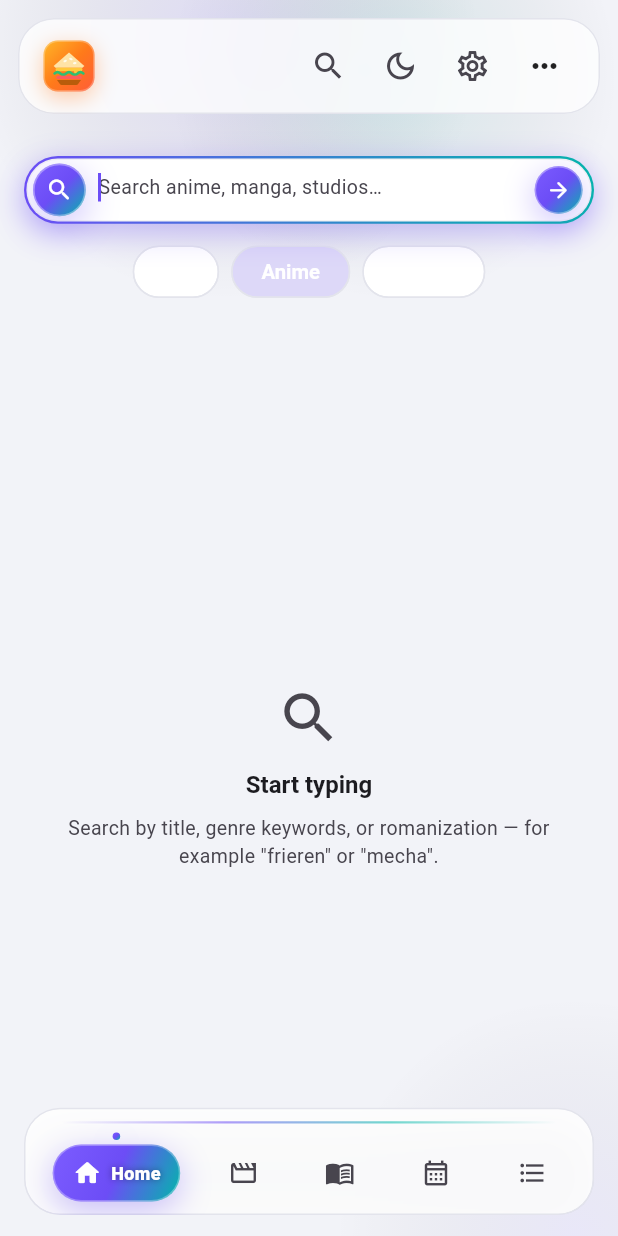
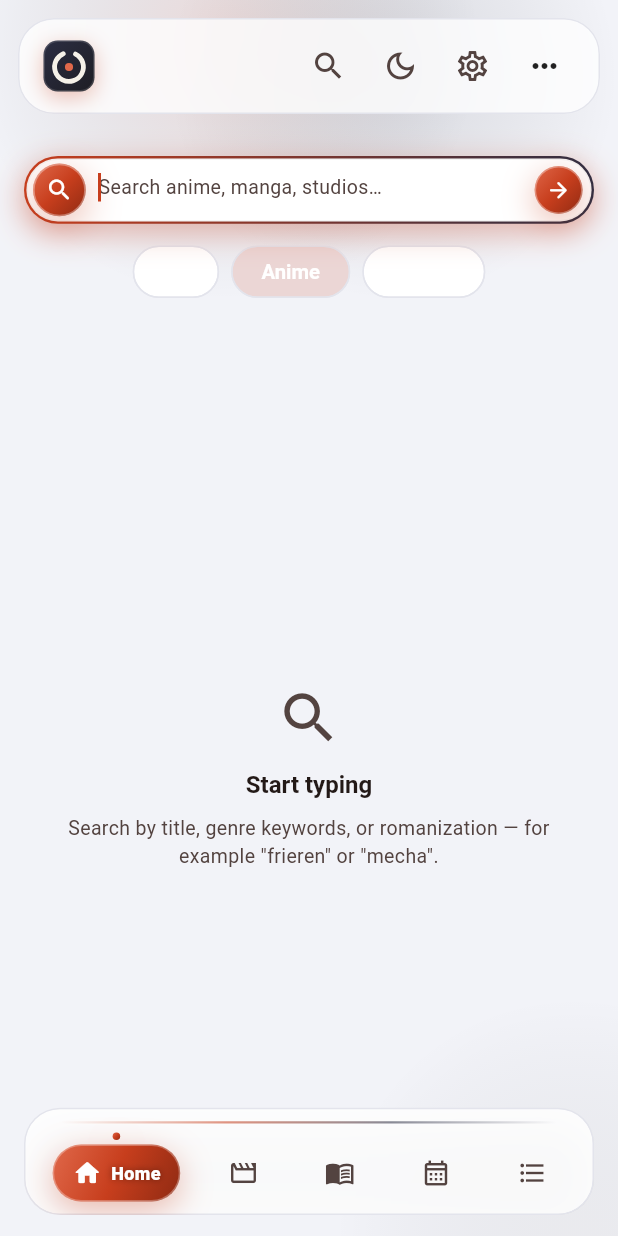
Before and after one commit to sleepy-shan/Default-Project, a Flutter app: the screen it shows after launch, after a tap on the "search" icon, on a phone screen of 412 x 824 dp. Run offline on Flutter 3.47's test engine with Material 3 defaults, Android fonts, the phone set to English and light mode, and no system bars; our stand-ins replace flutter_riverpod, go_router, shared_preferences; network calls fail.

Commit message:
change the name color and logo

```diff
--- a/lib/app.dart
+++ b/lib/app.dart
@@ -7,8 +7,8 @@ import 'state/settings_controller.dart';
 import 'ui/router/app_router.dart';
 
 /// Root widget: wires theming and routing together.
-class SandwichApp extends ConsumerWidget {
-  const SandwichApp({super.key});
+class IkigaiApp extends ConsumerWidget {
+  const IkigaiApp({super.key});
 
   @override
   Widget build(BuildContext context, WidgetRef ref) {
@@ -18,7 +18,7 @@ class SandwichApp extends ConsumerWidget {
     final accent = ref.watch(accentControllerProvider);
 
     return MaterialApp.router(
-      title: 'Sandwich',
+      title: 'Ikigai',
       debugShowCheckedModeBanner: false,
       routerConfig: router,
       theme: AppTheme.light(accent),
--- a/lib/core/theme/app_theme.dart
+++ b/lib/core/theme/app_theme.dart
@@ -5,33 +5,33 @@ import 'design_tokens.dart';
 
 /// Light and dark [ThemeData] built from the design tokens.
 ///
-/// Signature look — "Aurora glass":
-/// * Deep-space tinted backgrounds with violet/teal aurora glows (painted
+/// Signature look — "Ink wash":
+/// * Warm ink-tinted backgrounds with ember/ink aurora glows (painted
 ///   by [AppShell] behind the content).
 /// * 16-24px rounded cards with soft shadows + hairline borders.
 /// * Pill navigation with glowing indicator.
 /// * Fade+slide page transitions and a slim rounded scrollbar so every
 ///   scroll feels smooth.
 abstract final class AppTheme {
-  static ThemeData light([AppAccent accent = AppAccent.violet]) =>
+  static ThemeData light([AppAccent accent = AppAccent.vermilion]) =>
       _base(Brightness.light, accent);
-  static ThemeData dark([AppAccent accent = AppAccent.violet]) =>
+  static ThemeData dark([AppAccent accent = AppAccent.vermilion]) =>
       _base(Brightness.dark, accent);
 
   static ThemeData _base(Brightness brightness, AppAccent accent) {
     final bool isDark = brightness == Brightness.dark;
-    // Violet keeps the legacy primary values so the signature look is
+    // Vermilion keeps the signature primary values so the Ikigai look is
     // unchanged; other accents use the accessible M3 tonal primary derived
     // from the seed (white-on-primary contrast guaranteed by fromSeed).
     final seeded = ColorScheme.fromSeed(
       seedColor: accent.seed,
       brightness: brightness,
     );
-    final ColorScheme scheme = accent == AppAccent.violet
+    final ColorScheme scheme = accent == AppAccent.vermilion
         ? seeded.copyWith(
             primary: isDark ? Tokens.brandDark : Tokens.brand,
             secondary: Tokens.accent,
-            tertiary: const Color(0xFF7C5CFF),
+            tertiary: const Color(0xFF8A8378),
             surface: isDark
                 ? const Color(0xFF141724)
                 : const Color(0xFFF7F7FB),
--- a/lib/core/theme/design_tokens.dart
+++ b/lib/core/theme/design_tokens.dart
@@ -1,6 +1,6 @@
 import 'package:flutter/material.dart';
 
-/// Design tokens for the Sandwich app.
+/// Design tokens for the Ikigai app.
 ///
 /// Every visual decision (color, spacing, radius, typography, duration,
 /// breakpoint) is defined here so screens and components stay consistent
@@ -62,11 +62,13 @@ abstract final class Tokens {
   static const Curve curveSnap = Curves.easeOutBack;
 
   // ---------------------------------------------------------------------
-  // Brand palette
+  // Brand palette — Ikigai "Ink + Vermilion" (wabi-sabi minimal)
   // ---------------------------------------------------------------------
-  static const Color brand = Color(0xFF6C4DF6); // violet
-  static const Color brandDark = Color(0xFF8E74FF);
-  static const Color accent = Color(0xFF00B8A9); // teal
+  static const Color brand = Color(0xFFC73E1D); // shu-iro vermilion
+  static const Color brandDark = Color(0xFFE0684A); // vermilion for dark bg
+  static const Color accent = Color(0xFF2B2D42); // sumi ink
+  static const Color paper = Color(0xFFF5F1E8); // warm washi paper
+  static const Color ink = Color(0xFF1E1E24); // deep sumi
   static const Color like = Color(0xFFE54666); // score / heart
   static const Color success = Color(0xFF21A179);
   static const Color warning = Color(0xFFF4A62A);
@@ -83,20 +85,20 @@ abstract final class Tokens {
   // Signature gradients / surfaces (the "unique" look)
   // ---------------------------------------------------------------------
   static const LinearGradient brandGradient = LinearGradient(
-    colors: [Color(0xFF7C5CFF), Color(0xFF6C4DF6), Color(0xFF00B8A9)],
+    colors: [Color(0xFFE0684A), Color(0xFFC73E1D), Color(0xFF8F2A12)],
     begin: Alignment.topLeft,
     end: Alignment.bottomRight,
   );
   static const LinearGradient heroGradient = LinearGradient(
-    colors: [Color(0xFF1B1440), Color(0xFF0B0D14)],
+    colors: [Color(0xFF241311), Color(0xFF0B0D14)],
     begin: Alignment.topCenter,
     end: Alignment.bottomCenter,
   );
-  static const RadialGradient auroraViolet = RadialGradient(
-    colors: [Color(0x557C5CFF), Color(0x00000000)],
+  static const RadialGradient auroraEmber = RadialGradient(
+    colors: [Color(0x55C73E1D), Color(0x00000000)],
   );
-  static const RadialGradient auroraTeal = RadialGradient(
-    colors: [Color(0x4400B8A9), Color(0x00000000)],
+  static const RadialGradient auroraInk = RadialGradient(
+    colors: [Color(0x442B2D42), Color(0x00000000)],
   );
 
   static List<BoxShadow> cardShadow(Brightness brightness) {
@@ -105,7 +107,7 @@ abstract final class Tokens {
       BoxShadow(
         color: isDark
             ? Colors.black.withValues(alpha: 0.45)
-            : const Color(0xFF1B1440).withValues(alpha: 0.10),
+            : const Color(0xFF241311).withValues(alpha: 0.10),
         blurRadius: 24,
         offset: const Offset(0, 12),
       ),
@@ -126,19 +128,37 @@ abstract final class Tokens {
 /// The seed drives `ColorScheme.fromSeed`, so light/dark contrast (primary
 /// vs onPrimary, surface text) stays accessible for every choice — screens
 /// must use `scheme.primary / onSurface / onSurfaceVariant` instead of
-/// hardcoding the old violet.
+/// hardcoding the old vermilion.
 enum AppAccent {
-  violet('Violet', Color(0xFF6C4DF6)),
-  teal('Teal', Color(0xFF00B8A9)),
-  rose('Rose', Color(0xFFE54666)),
-  amber('Amber', Color(0xFFF4A62A)),
-  sky('Sky', Color(0xFF2D9CDB)),
-  mint('Mint', Color(0xFF21A179));
+  vermilion('Vermilion', Color(0xFFC73E1D)),
+  ink('Ink', Color(0xFF2B2D42)),
+  stone('Stone', Color(0xFF8A8378)),
+  sage('Sage', Color(0xFF7D8C6F)),
+  indigo('Indigo', Color(0xFF3E4E8A)),
+  clay('Clay', Color(0xFFB65C38));
 
   const AppAccent(this.label, this.seed);
 
   final String label;
   final Color seed;
+
+  /// Resolves a stored accent name, migrating pre-Ikigai values.
+  static AppAccent fromName(String? name, {AppAccent fallback = AppAccent.vermilion}) {
+    if (name == null || name.isEmpty) return fallback;
+    for (final accent in AppAccent.values) {
+      if (accent.name == name) return accent;
+    }
+    // Pre-rebrand (Sandwich) accents → closest Ikigai equivalent.
+    return switch (name) {
+      'violet' => AppAccent.vermilion,
+      'teal' => AppAccent.sage,
+      'rose' => AppAccent.clay,
+      'amber' => AppAccent.vermilion,
+      'sky' => AppAccent.indigo,
+      'mint' => AppAccent.sage,
+      _ => fallback,
+    };
+  }
 }
 
 /// Typography scale. The app uses the platform font stack (system-ui /
--- a/lib/data/repositories/auth_repository.dart
+++ b/lib/data/repositories/auth_repository.dart
@@ -86,8 +86,11 @@ class AniListAuthRepository implements AuthRepository {
     : _client = client ?? AniListClient(),
       _ownsClient = client == null;
 
-  static const String tokenKey = 'sandwich.anilist.token';
-  static const String userKey = 'sandwich.anilist.user';
+  static const String tokenKey = 'ikigai.anilist.token';
+  static const String userKey = 'ikigai.anilist.user';
+  // Pre-rebrand keys — read once for migration, new writes use ikigai.*.
+  static const String legacyTokenKey = 'sandwich.anilist.token';
+  static const String legacyUserKey = 'sandwich.anilist.user';
 
   final SharedPreferences _prefs;
   final AniListClient _client;
@@ -141,6 +144,8 @@ class AniListAuthRepository implements AuthRepository {
     _user = null;
     await _prefs.remove(tokenKey);
     await _prefs.remove(userKey);
+    await _prefs.remove(legacyTokenKey);
+    await _prefs.remove(legacyUserKey);
     if (!_controller.isClosed) _controller.add(null);
   }
 
@@ -148,7 +153,8 @@ class AniListAuthRepository implements AuthRepository {
   Future<void> restore() async {
     if (_restored) return;
     _restored = true;
-    _token = _prefs.getString(tokenKey);
+    _token =
+        _prefs.getString(tokenKey) ?? _prefs.getString(legacyTokenKey);
     _user = _cachedUser();
     if (_token == null || _token!.isEmpty) {
       _token = null;
@@ -173,7 +179,8 @@ class AniListAuthRepository implements AuthRepository {
   }
 
   AuthUser? _cachedUser() {
-    final raw = _prefs.getString(userKey);
+    final raw =
+        _prefs.getString(userKey) ?? _prefs.getString(legacyUserKey);
     if (raw == null || raw.isEmpty) return null;
     try {
       final decoded = jsonDecode(raw);
--- a/lib/data/repositories/tracking_repository.dart
+++ b/lib/data/repositories/tracking_repository.dart
@@ -62,7 +62,8 @@ abstract interface class TrackingRepository {
 class LocalTrackingRepository implements TrackingRepository {
   LocalTrackingRepository(this._prefs);
 
-  static const String _storageKey = 'sandwich.tracking.v1';
+  static const String _storageKey = 'ikigai.tracking.v1';
+  static const String _legacyStorageKey = 'sandwich.tracking.v1';
 
   final SharedPreferences _prefs;
   final _controller = StreamController<List<MediaEntry>>.broadcast();
@@ -231,7 +232,8 @@ class LocalTrackingRepository implements TrackingRepository {
   }
 
   List<MediaEntry> _readAll() {
-    final raw = _prefs.getString(_storageKey);
+    final raw =
+        _prefs.getString(_storageKey) ?? _prefs.getString(_legacyStorageKey);
     if (raw == null || raw.isEmpty) return [];
     try {
       final decoded = jsonDecode(raw);
--- a/lib/main.dart
+++ b/lib/main.dart
@@ -27,7 +27,7 @@ Future<void> main() async {
   runApp(
     ProviderScope(
       overrides: [sharedPreferencesProvider.overrideWithValue(prefs)],
-      child: const SandwichApp(),
+      child: const IkigaiApp(),
     ),
   );
 }
--- a/lib/state/settings_controller.dart
+++ b/lib/state/settings_controller.dart
@@ -10,13 +10,15 @@ enum ThemePreference { system, light, dark }
 
 /// Loads/stores app-level preferences (theme + accent color).
 class SettingsController extends Notifier<ThemePreference> {
-  static const _themeKey = 'sandwich.theme';
+  static const _themeKey = 'ikigai.theme';
+  static const _legacyThemeKey = 'sandwich.theme';
 
   SharedPreferences get _prefs => ref.read(sharedPreferencesProvider);
 
   @override
   ThemePreference build() {
-    final stored = _prefs.getString(_themeKey);
+    final stored =
+        _prefs.getString(_themeKey) ?? _prefs.getString(_legacyThemeKey);
     return ThemePreference.values.firstWhere(
       (p) => p.name == stored,
       orElse: () => ThemePreference.system,
@@ -40,17 +42,16 @@ class SettingsController extends Notifier<ThemePreference> {
 
 /// Accent color preference, persisted separately so theme + color compose.
 class AccentController extends Notifier<AppAccent> {
-  static const _accentKey = 'sandwich.accent';
+  static const _accentKey = 'ikigai.accent';
+  static const _legacyAccentKey = 'sandwich.accent';
 
   SharedPreferences get _prefs => ref.read(sharedPreferencesProvider);
 
   @override
   AppAccent build() {
-    final stored = _prefs.getString(_accentKey);
-    return AppAccent.values.firstWhere(
-      (a) => a.name == stored,
-      orElse: () => AppAccent.violet,
-    );
+    final stored =
+        _prefs.getString(_accentKey) ?? _prefs.getString(_legacyAccentKey);
+    return AppAccent.fromName(stored);
   }
 
   Future<void> setAccent(AppAccent accent) async {
--- a/lib/ui/components/app_logo.dart
+++ b/lib/ui/components/app_logo.dart
@@ -1,13 +1,14 @@
+import 'dart:math' as math;
+
 import 'package:flutter/material.dart';
 
 import '../../core/theme/design_tokens.dart';
 
-/// Sandwich brand mark.
+/// Ikigai brand mark.
 ///
-/// Concept: a stacked sandwich — golden top bread with sesame, dripping
-/// cheese, wavy lettuce, tomato slice and a thick bottom bread — on a warm
-/// amber-to-ember gradient tile. Rendered as vector so it stays crisp at
-/// any size and in both themes. No image asset required.
+/// Concept: a minimalist ensō — a single ink brush ring with a small
+/// vermilion core — on a deep sumi tile. Rendered as vector so it stays
+/// crisp at any size and in both themes. No image asset required.
 class AppLogo extends StatelessWidget {
   const AppLogo({
     this.size = 36,
@@ -57,13 +58,12 @@ class _Wordmark extends StatelessWidget {
   @override
   Widget build(BuildContext context) {
     final theme = Theme.of(context);
-    final isDark = theme.brightness == Brightness.dark;
     return Column(
       mainAxisSize: MainAxisSize.min,
       crossAxisAlignment: CrossAxisAlignment.start,
       children: [
         Text(
-          'Sandwich',
+          'Ikigai',
           style: TextStyle(
             fontSize: 18 * scale,
             fontWeight: FontWeight.w800,
@@ -79,13 +79,11 @@ class _Wordmark extends StatelessWidget {
             vertical: 2 * scale,
           ),
           decoration: BoxDecoration(
-            gradient: const LinearGradient(
-              colors: [Tokens.brand, Tokens.accent],
-            ),
+            color: Tokens.brand,
             borderRadius: BorderRadius.circular(Tokens.radiusPill),
           ),
           child: Text(
-            isDark ? 'DISCOVER • TRACK' : 'ANIME • MANGA',
+            'ANIME • MANGA',
             style: TextStyle(
               fontSize: 8.5 * scale,
               fontWeight: FontWeight.w800,
@@ -112,125 +110,59 @@ class _LogoMark extends StatelessWidget {
       height: size,
       decoration: BoxDecoration(
         gradient: const LinearGradient(
-          colors: [Color(0xFFFFB627), Color(0xFFFF7A1A), Color(0xFFFF5C38)],
+          colors: [Color(0xFF2B2D42), Color(0xFF1E1E24)],
           begin: Alignment.topLeft,
           end: Alignment.bottomRight,
         ),
         borderRadius: BorderRadius.circular(size * 0.28),
         boxShadow: [
           BoxShadow(
-            color: const Color(0xFFFF7A1A).withValues(alpha: 0.38),
+            color: Tokens.brand.withValues(alpha: 0.32),
             blurRadius: size * 0.35,
             offset: Offset(0, size * 0.12),
           ),
         ],
         border: Border.all(
-          color: Colors.white.withValues(alpha: 0.25),
+          color: Colors.white.withValues(alpha: 0.14),
           width: 1,
         ),
       ),
-      child: CustomPaint(painter: _SandwichPainter()),
+      child: CustomPaint(painter: _EnsoPainter()),
     );
   }
 }
 
-/// Paints the stacked sandwich: top bread + sesame, cheese, lettuce wave,
-/// tomato slice and bottom bread.
-class _SandwichPainter extends CustomPainter {
+/// Paints a minimalist ensō ring with a vermilion core.
+class _EnsoPainter extends CustomPainter {
   @override
   void paint(Canvas canvas, Size size) {
     final w = size.width;
     final h = size.height;
+    final center = Offset(w * 0.5, h * 0.52);
+    final radius = w * 0.30;
 
-    // Top bread: golden triangle with a flat base.
-    final breadPaint = Paint()..color = const Color(0xFFFFE3A6);
-    final topBread = Path()
-      ..moveTo(w * 0.18, h * 0.50)
-      ..lineTo(w * 0.50, h * 0.22)
-      ..lineTo(w * 0.82, h * 0.50)
-      ..lineTo(w * 0.78, h * 0.535)
-      ..lineTo(w * 0.22, h * 0.535)
-      ..close();
-    canvas.drawPath(topBread, breadPaint);
-
-    // Sesame seeds.
-    final sesamePaint = Paint()..color = const Color(0xFFFFFBEC);
-    for (final s in [
-      (0.42, 0.395, -0.4),
-      (0.54, 0.355, 0.3),
-      (0.62, 0.44, -0.2),
-    ]) {
-      canvas.save();
-      canvas.translate(w * s.$1, h * s.$2);
-      canvas.rotate(s.$3);
-      canvas.drawOval(
-        Rect.fromCenter(
-          center: Offset.zero,
-          width: w * 0.075,
-          height: h * 0.045,
-        ),
-        sesamePaint,
-      );
-      canvas.restore();
-    }
-
-    // Cheese slice with a drip.
-    final cheesePaint = Paint()..color = const Color(0xFFFFC93C);
-    canvas.drawRRect(
-      RRect.fromRectAndRadius(
-        Rect.fromLTWH(w * 0.22, h * 0.535, w * 0.56, h * 0.075),
-        Radius.circular(w * 0.035),
-      ),
-      cheesePaint,
-    );
-    final drip = Path()
-      ..moveTo(w * 0.60, h * 0.605)
-      ..lineTo(w * 0.68, h * 0.605)
-      ..lineTo(w * 0.66, h * 0.675)
-      ..quadraticBezierTo(w * 0.64, h * 0.70, w * 0.62, h * 0.675)
-      ..close();
-    canvas.drawPath(drip, cheesePaint);
-
-    // Lettuce: wavy green stroke.
-    final lettucePaint = Paint()
-      ..color = const Color(0xFF2FBF71)
+    // Ensō ring: warm paper stroke with a gap (brush lift) at lower-right.
+    final ringPaint = Paint()
+      ..color = const Color(0xFFF5F1E8)
       ..style = PaintingStyle.stroke
-      ..strokeWidth = w * 0.055
+      ..strokeWidth = w * 0.10
       ..strokeCap = StrokeCap.round;
-    final lettuce = Path()..moveTo(w * 0.20, h * 0.655);
-    const bumps = 5;
-    final span = w * 0.60 / bumps;
-    for (var i = 0; i < bumps; i++) {
-      final x = w * 0.20 + span * i;
-      lettuce.quadraticBezierTo(
-        x + span / 2,
-        h * (i.isEven ? 0.605 : 0.705),
-        x + span,
-        h * 0.655,
-      );
-    }
-    canvas.drawPath(lettuce, lettucePaint);
-
-    // Tomato slice.
-    canvas.drawRRect(
-      RRect.fromRectAndRadius(
-        Rect.fromLTWH(w * 0.235, h * 0.705, w * 0.53, h * 0.065),
-        Radius.circular(w * 0.033),
-      ),
-      Paint()..color = const Color(0xFFFF5C5C),
+    const startAngle = -0.35 * math.pi;
+    const sweepAngle = 1.72 * math.pi;
+    canvas.drawArc(
+      Rect.fromCircle(center: center, radius: radius),
+      startAngle,
+      sweepAngle,
+      false,
+      ringPaint,
     );
 
-    // Bottom bread: thick trapezoid.
-    final bottomPaint = Paint()..color = const Color(0xFFB85C0B);
-    final bottom = Path()
-      ..moveTo(w * 0.25, h * 0.79)
-      ..lineTo(w * 0.75, h * 0.79)
-      ..lineTo(w * 0.69, h * 0.875)
-      ..quadraticBezierTo(w * 0.68, h * 0.895, w * 0.65, h * 0.895)
-      ..lineTo(w * 0.35, h * 0.895)
-      ..quadraticBezierTo(w * 0.32, h * 0.895, w * 0.31, h * 0.875)
-      ..close();
-    canvas.drawPath(bottom, bottomPaint);
+    // Vermilion core: the "reason for being" dot.
+    canvas.drawCircle(
+      center,
+      w * 0.085,
+      Paint()..color = const Color(0xFFE0684A),
+    );
   }
 
   @override
--- a/lib/ui/layout/app_shell.dart
+++ b/lib/ui/layout/app_shell.dart
@@ -44,8 +44,8 @@ const List<_Destination> _destinations = [
   ),
 ];
 
-/// Responsive app chrome with the signature Aurora look:
-/// aurora background blobs, glass top menu bar on desktop and a
+/// Responsive app chrome with the signature ink-wash look:
+/// ember/ink background blobs, glass top menu bar on desktop and a
 /// floating pill bar on phones. Screens render inside [child].
 class AppShell extends ConsumerWidget {
   const AppShell({required this.child, super.key});
@@ -165,7 +165,7 @@ class AppShell extends ConsumerWidget {
   }
 }
 
-/// Soft violet/teal blobs that give every page the same unique ambience.
+/// Soft ember/ink blobs that give every page the same calm ambience.
 ///
 /// Isolated in a [RepaintBoundary] so the gradient blobs paint once and
 /// are cached — they do not repaint on every content frame.
--- a/lib/ui/screens/home_screen.dart
+++ b/lib/ui/screens/home_screen.dart
@@ -786,7 +786,7 @@ class _HomeFooter extends StatelessWidget {
                 crossAxisAlignment: CrossAxisAlignment.start,
                 children: [
                   Text(
-                    'Sandwich • track what you love',
+                    'Ikigai • track what you love',
                     style: theme.textTheme.titleMedium?.copyWith(
                       fontWeight: FontWeight.w800,
                     ),
--- a/pubspec.yaml
+++ b/pubspec.yaml
@@ -1,5 +1,5 @@
 name: sandwich
-description: "Sandwich - discover and track anime & manga"
+description: "Ikigai - discover and track anime & manga"
 # The following line prevents the package from being accidentally published to
 # pub.dev using `flutter pub publish`. This is preferred for private packages.
 publish_to: 'none' # Remove this line if you wish to publish to pub.dev
```
Also changed, not shown: assets/images/app_logo.svg, 9 other files.
